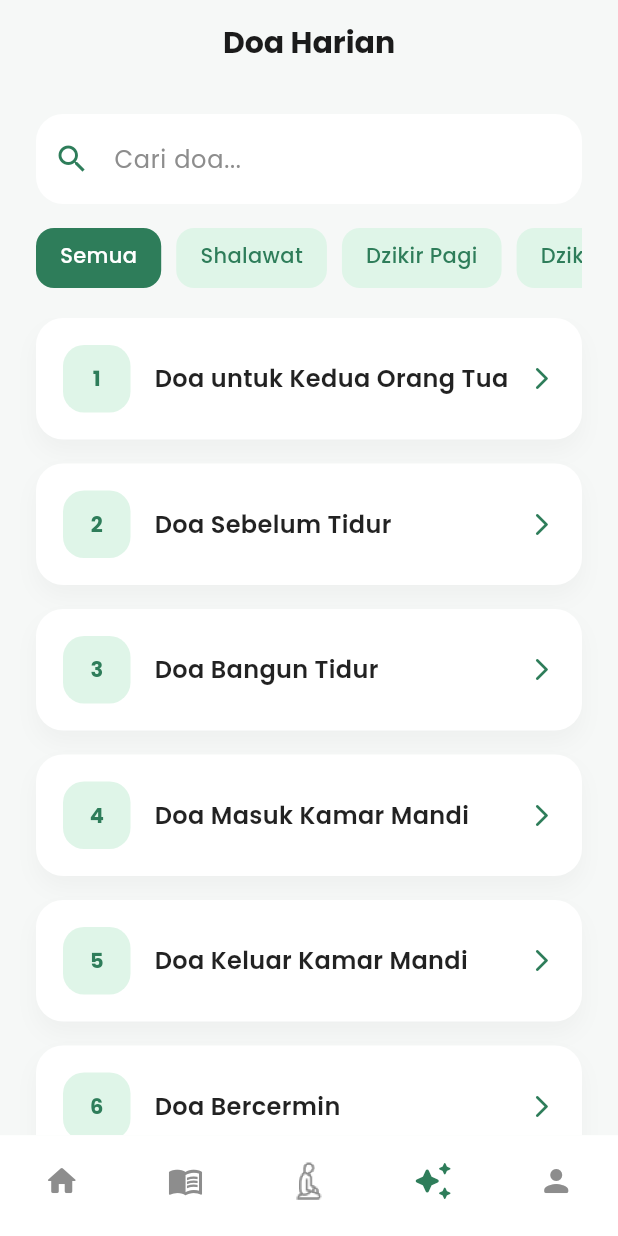
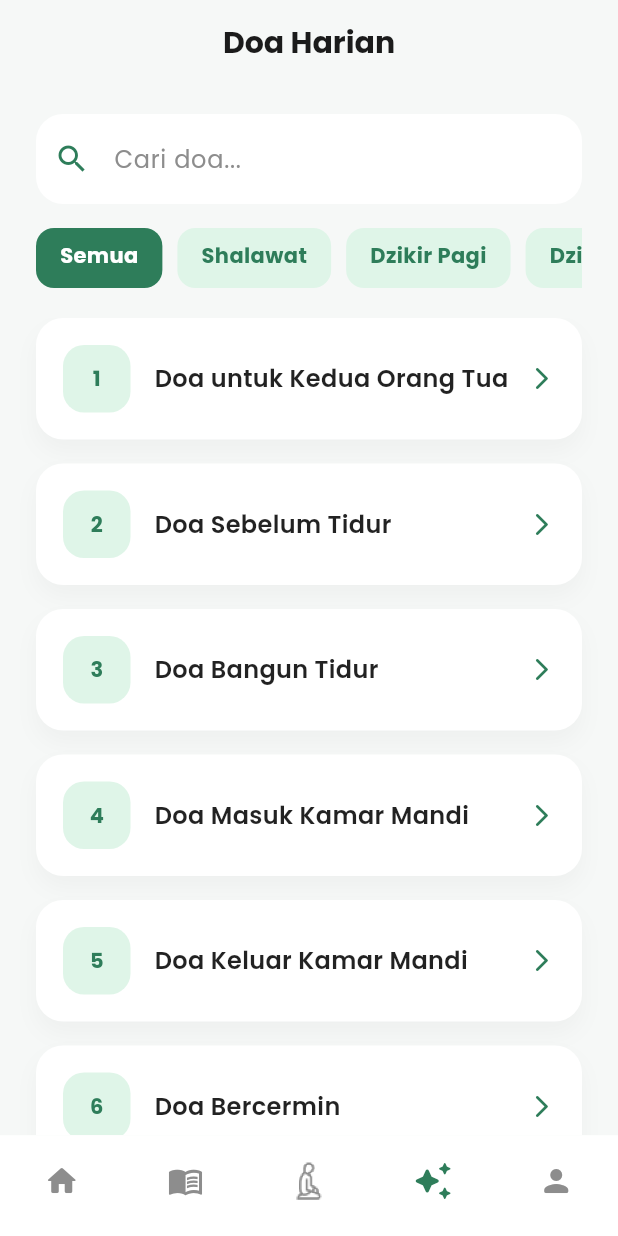
Before and after one commit to jihan-nurlita/ibadah-journey, a Flutter app: the DoaPage screen opened directly, on a phone screen of 412 x 824 dp. Run offline on Flutter 3.47's test engine with Material 3 defaults, Android fonts, the light colour scheme and no system bars; our stand-ins replace audioplayers, dio, fl_chart, flutter_local_notifications, google_fonts, image_picker and 4 more; missing offline and left inert: flutter_qiblah; accounts and stored records are empty; network calls fail.

Commit message:
Initial commit

```diff
--- a/lib/pages/doa/doa_page.dart
+++ b/lib/pages/doa/doa_page.dart
@@ -210,7 +210,7 @@ class _DoaPageState extends State<DoaPage> {
                                   : (isDark
                                       ? Colors.white70
                                       : AppColors.primary),
-                              fontWeight: FontWeight.w500,
+                              fontWeight: FontWeight.w700,
                             ),
                           ),
                         ),
--- a/lib/pages/sholat/sholat_data.dart
+++ b/lib/pages/sholat/sholat_data.dart
@@ -429,7 +429,7 @@ List<SholatModel> doaList = [
   ),
   SholatModel(
     judul: "Istighfar Kanjeng Rosul",
-    kategori: ["Wudhu", "Doa-Doa"],
+    kategori: ["Doa-Doa"],
     arab:
         "اَللّٰهُمَّ اغْفِرْ لِيْ خَطِيْئَتِيْ وَجَهْلِيْ، وَإِسْرَافِيْ فِيْ أَمْرِيْ، وَمَا أَنْتَ أَعْلَمُ بِهِ مِنِّيْ، اَللّٰهُمَّ اغْفِرْ لِيْ جِدِّيْ وَهَزْلِيْ؛ وَخَطَئِيْ وَعَمْدِيْ؛ وَكُلُّ ذٰلِكَ عِنْدِيْ، اَللّٰهُمَّ اغْفِرْ لِيْ مَا قَدَّمْتُ وَمَا أَخَّرْتُ، وَمَا أَسْرَرْتُ وَمَا أَعْلَنْتُ، وَمَا أَنْتَ أَعْلَمُ بِهِ مِنِّيْ، أَنْتَ الْمُقَدِّمُ، وَأَنْتَ الْمُؤَخِّرُ لَا إِلٰهَ إِلَّا أَنْتَ وَلَا حَوْلَ وَلَا قُوَّةَ إِلَّا بِاللهِ",
     latin:
@@ -441,7 +441,7 @@ List<SholatModel> doaList = [
   ),
   SholatModel(
     judul: "Doa Masuk Surga & Dijauhkan dari Panas Api Neraka",
-    kategori: ["Wudhu", "Doa-Doa"],
+    kategori: ["Doa-Doa"],
     arab:
         "اللَّهُمَّ إِنِّي أَسْأَلُكَ الْجَنَّةَ، وَأَعُوذُ بِكَ مِنَ النَّارِ",
     latin: "Allāhumma innī as'alukal-jannah, wa a'ūdzu bika minan-nār.",
@@ -452,7 +452,7 @@ List<SholatModel> doaList = [
   ),
   SholatModel(
     judul: "Doa Pengugur Dosa",
-    kategori: ["Wudhu", "Doa-Doa"],
+    kategori: ["Doa-Doa"],
     arab: "اللَّهُمَّ إِنَّكَ عَفُوٌّ كَرِيمٌ تُحِبُّ الْعَفْوَ فَاعْفُ عَنِّي",
     latin: "Allāhumma innaka 'afuwwun karīmun tuhibbul-'afwa fa'fu 'annī.",
     arti:
@@ -462,7 +462,7 @@ List<SholatModel> doaList = [
   ),
   SholatModel(
     judul: "Doa Sapu Jagat",
-    kategori: ["Wudhu", "Doa-Doa"],
+    kategori: ["Doa-Doa"],
     arab:
         "رَبَّنَا آتِنَا فِي الدُّنْيَا حَسَنَةً وَفِي الْآخِرَةِ حَسَنَةً وَقِنَا عَذَابَ النَّارِ",
     latin:
@@ -474,7 +474,7 @@ List<SholatModel> doaList = [
   ),
   SholatModel(
     judul: "Doa Nabi Musa",
-    kategori: ["Wudhu", "Doa-Doa"],
+    kategori: ["Doa-Doa"],
     arab: "رَبِّ إِنِّي لِمَا أَنْزَلْتَ إِلَيَّ مِنْ خَيْرٍ فَقِيرٌ",
     latin: "Rabbi innī limā anzalta ilayya min khairin faqīr.",
     arti:
@@ -484,7 +484,7 @@ List<SholatModel> doaList = [
   ),
   SholatModel(
     judul: "Doa Minta Kesehatan, Keberlimpahan Harta, dan Kecukupan",
-    kategori: ["Wudhu", "Doa-Doa"],
+    kategori: ["Doa-Doa"],
     arab:
         "اللَّهُمَّ اغْفِرْ لِي، وَارْحَمْنِي، وَاهْدِنِي، وَعَافِنِي، وَارْزُقْنِي",
     latin: "Allāhummaghfir lī, warhamnī, wahdinī, wa 'āfinī, warzuqnī.",
@@ -496,7 +496,7 @@ List<SholatModel> doaList = [
   SholatModel(
     judul:
         "Pelindung dari Kecemasan, Stres, Ketakutan, dan Pelancar Hadapi Masalah",
-    kategori: ["Wudhu", "Doa-Doa"],
+    kategori: ["Doa-Doa"],
     arab:
         "حَسْبِيَ اللَّهُ لَا إِلٰهَ إِلَّا هُوَ ۖ عَلَيْهِ تَوَكَّلْتُ ۖ وَهُوَ رَبُّ الْعَرْشِ الْعَظِيمِ",
     latin:
@@ -508,7 +508,7 @@ List<SholatModel> doaList = [
   ),
   SholatModel(
     judul: "Sholawat Munjiat",
-    kategori: [" Sholawat"],
+    kategori: ["Doa-Doa"],
     arab:
         "اَللّٰهُمَّ صَلِّ عَلَى سَيِّدِنَا مُحَمَّدٍ صَلاَةً تُنْجِيْنَا بِهَا مِنْ جَمِيْعِ الْأَهْوَالِ وَالْاٰفَاتِ وَتَقْضِيْ لَنَا بِهَا جَمِيعَ الْحَاجَاتِ وَتُطَهِّرُنَا بِهَا مِنْ جَمِيْعِ السَيِّئَاتِ وَتَرْفَعُنَا بِهَا عِنْدَكَ أَعْلَى الدَّرَجَاتِ وَتُبَلِّغُنَا بِهَـــا أَقْصَى الْغَايَاتِ مِنْ جَمِيْعِ الْخَيْرَاتِ فِى الْحَيَاةِ وَبَعْدَ الْمَمَـــاتِ",
     latin: "",
@@ -519,7 +519,7 @@ List<SholatModel> doaList = [
   ),
   SholatModel(
     judul: "Niat Shalat Sunnah Taubat",
-    kategori: ["Sholat", "Doa-Doa"],
+    kategori: ["Sholat"],
     arab: "أُصَلِّي سُنَّةَ التَّوْبَةِ رَكْعَتَيْنِ لِلَّهِ تَعَالَى",
     latin: "Ushallī sunnatat-taubati rak‘ataini lillāhi ta‘ālā.",
     arti: "Aku berniat shalat sunnah Taubat dua rakaat karena Allah Ta‘ālā.",
@@ -529,7 +529,7 @@ List<SholatModel> doaList = [
   ),
   SholatModel(
     judul: "Niat Shalat Sunnah Hajat",
-    kategori: ["Sholat", "Doa-Doa"],
+    kategori: ["Sholat"],
     arab: "أُصَلِّي سُنَّةَ الْحَاجَةِ رَكْعَتَيْنِ لِلَّهِ تَعَالَى",
     latin: "Ushallī sunnatal-ḥājati rak‘ataini lillāhi ta‘ālā.",
     arti: "Aku berniat shalat sunnah Hajat dua rakaat karena Allah Ta‘ālā.",
@@ -539,7 +539,7 @@ List<SholatModel> doaList = [
   ),
   SholatModel(
     judul: "Niat Shalat Sunnah Tasbih",
-    kategori: ["Sholat", "Doa-Doa"],
+    kategori: ["Sholat"],
     arab: "أُصَلِّي سُنَّةَ التَّسْبِيحِ أَرْبَعَ رَكَعَاتٍ لِلَّهِ تَعَالَى",
     latin: "Ushallī sunnatat-tasbīḥi arba‘a raka‘ātin lillāhi ta‘ālā.",
     arti: "Aku berniat shalat sunnah Tasbih empat rakaat karena Allah Ta‘ālā.",
@@ -548,7 +548,7 @@ List<SholatModel> doaList = [
   ),
   SholatModel(
     judul: "Niat Shalat Tahajud",
-    kategori: ["Sholat", "Doa-Doa"],
+    kategori: ["Sholat"],
     arab: "أُصَلِّي سُنَّةَ التَّهَجُّدِ رَكْعَتَيْنِ لِلَّهِ تَعَالَى",
     latin: "Ushallī sunnatat-tahajjudi rak'ataini lillāhi ta'ālā.",
     arti: "Aku berniat shalat sunnah Tahajud dua rakaat karena Allah Ta'ala.",
@@ -631,7 +631,7 @@ List<SholatModel> doaList = [
   ),
   SholatModel(
     judul: "Niat Shalat Istikharah",
-    kategori: ["Sholat", "Doa-Doa"],
+    kategori: ["Sholat"],
     arab: "أُصَلِّي سُنَّةَ الاِسْتِخَارَةِ رَكْعَتَيْنِ لِلَّهِ تَعَالَى\n\n"
         "Bacaan Rakaat Pertama:\n"
         "وَوَرَبُّكَ يَخْلُقُ مَا يَشَاءُ وَيَخْتَارُ مَا كَانَ لَهُمُ الْخِيَرَةُ سُبْحَانَ اللَّهِ وَتَعَالَى عَمَّا يُشْرِكُونَ\n\n"
@@ -685,7 +685,7 @@ List<SholatModel> doaList = [
   ),
   SholatModel(
     judul: "Niat Shalat Sunnah Dhuha",
-    kategori: ["Sholat", "Doa-Doa"],
+    kategori: ["Sholat"],
     arab: "أُصَلِّي سُنَّةَ الضُّحَى رَكْعَتَيْنِ لِلَّهِ تَعَالَى",
     latin: "Ushallī sunnataḍ-ḍuḥā rak‘ataini lillāhi ta‘ālā.",
     arti: "Aku berniat shalat sunnah Dhuha dua rakaat karena Allah Ta‘ālā.",
@@ -803,7 +803,7 @@ List<SholatModel> doaList = [
   ),
   SholatModel(
     judul: "Niat Shalat Istisqa",
-    kategori: ["Sholat", "Doa-Doa"],
+    kategori: ["Sholat"],
     arab:
         "أُصَلِّي سُنَّةَ الاِسْتِسْقَاءِ رَكْعَتَيْنِ مُسْتَقْبِلَ الْكَعْبَةِ لِلَّهِ تَعَالَى\n\n"
         "Bacaan Istighfar:\n"
@@ -831,7 +831,7 @@ List<SholatModel> doaList = [
   ),
   SholatModel(
     judul: "Niat Shalat Gerhana Matahari (Kusuf)",
-    kategori: ["Sholat", "Doa-Doa"],
+    kategori: ["Sholat"],
     arab:
         "أُصَلِّي سُنَّةَ الْكُسُوفِ الشَّمْسِ رَكْعَتَيْنِ مُسْتَقْبِلَ الْكَعْبَةِ لِلَّهِ تَعَالَى",
     latin:
@@ -846,7 +846,7 @@ List<SholatModel> doaList = [
   ),
   SholatModel(
     judul: "Niat Shalat Gerhana Bulan (Khusuf)",
-    kategori: ["Sholat", "Doa-Doa"],
+    kategori: ["Sholat"],
     arab:
         "أُصَلِّي سُنَّةَ الْخُسُوفِ الْقَمَرِ رَكْعَتَيْنِ مُسْتَقْبِلَ الْكَعْبَةِ لِلَّهِ تَعَالَى",
     latin:
@@ -863,7 +863,7 @@ List<SholatModel> doaList = [
   ),
   SholatModel(
     judul: "Niat Sholat Awwabin",
-    kategori: ["Sholat", "Doa-Doa"],
+    kategori: ["Sholat"],
     arab:
         "نَوَيْتُ صَلَاةَ سُنَّةِ الْأَوَّابِينَ رَكْعَتَيْنِ لِلّٰهِ تَعَالَى",
     latin: "Nawaitu ṣalāta sunnatil-awwābīna rak‘ataini lillāhi ta‘ālā.",
--- a/lib/pages/sholat/sholat_page.dart
+++ b/lib/pages/sholat/sholat_page.dart
@@ -197,7 +197,7 @@ class _SholatPageState extends State<SholatPage> {
                                   : (isDark
                                       ? Colors.white70
                                       : AppColors.primary),
-                              fontWeight: FontWeight.w500,
+                              fontWeight: FontWeight.w700,
                             ),
                           ),
                         ),
```
